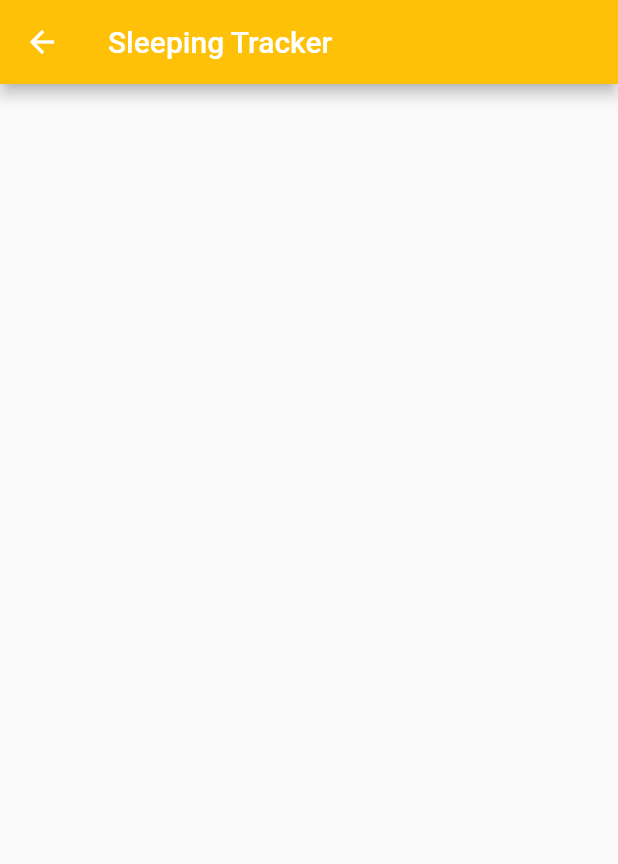
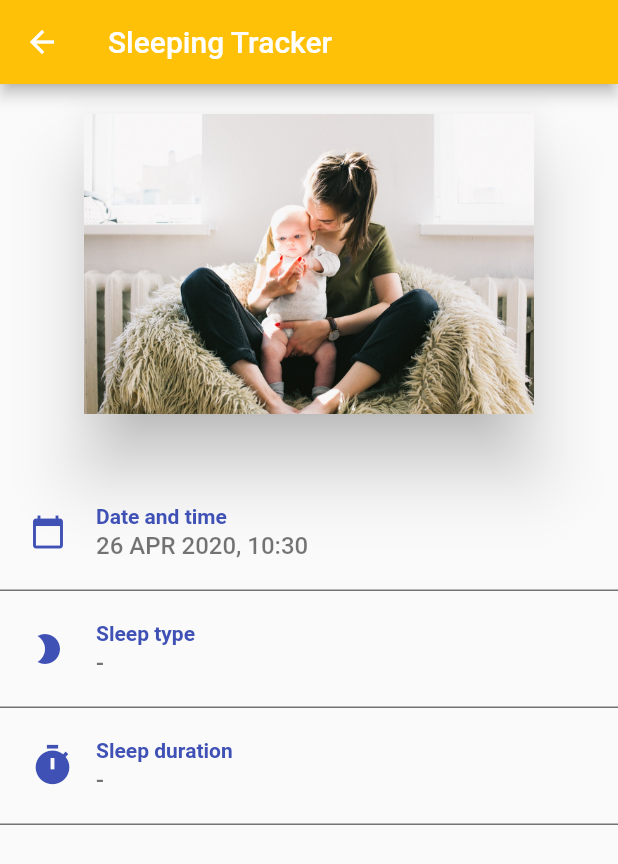
Before and after one commit to lewandowski-jan/SleepTracker, a Flutter app: the screen it shows after launch, after a tap on "Add new sleeping record", on a phone screen of 412 x 824 dp. Shown: the top 864 px of the screen. Run offline on Flutter 3.47's test engine with Material 2 defaults, Android fonts, the phone set to English and light mode, and no system bars; our stand-ins replace numberpicker.

Commit message:
finished layout

```diff
--- a/lib/pages/secondpage.dart
+++ b/lib/pages/secondpage.dart
@@ -10,8 +10,9 @@ class SecondPage extends StatefulWidget {
 
   SecondPage({
     Key key,
-    @required this.now, this.sleepRecords,
-  }) : super(key : key);
+    @required this.now,
+    this.sleepRecords,
+  }) : super(key: key);
 
   createState() {
     return _SecondPageState();
@@ -31,6 +32,141 @@ class _SecondPageState extends State<SecondPage> {
           style: TextStyle(color: Colors.white),
         ),
       ),
+      body: Center(
+        child: Column(
+          children: <Widget>[
+            Container(
+              height: 200.0,
+              margin: const EdgeInsets.only(left: 30.0, right: 30.0, top: 20.0),
+              child: Material(
+                elevation: 20.0,
+                child: Image.asset('assets/womanbaby.jpg'),
+              ),
+            ),
+            Container(
+              margin: const EdgeInsets.only(top: 40.0),
+              decoration: BoxDecoration(
+                border: Border(
+                  bottom: BorderSide(color: Colors.black54),
+                ),
+              ),
+              padding: const EdgeInsets.all(20.0),
+              child: Row(
+                children: <Widget>[
+                  Icon(Icons.calendar_today, color: Colors.indigo),
+                  SizedBox(
+                    width: 20.0,
+                  ),
+                  Column(
+                    crossAxisAlignment: CrossAxisAlignment.start,
+                    children: <Widget>[
+                      Text(
+                        'Date and time',
+                        style: TextStyle(
+                          color: Colors.indigo,
+                          fontWeight: FontWeight.bold,
+                        ),
+                      ),
+                      SizedBox(
+                        height: 2.0,
+                      ),
+                      Text(
+                        '${widget.now.day} ${getMonth(widget.now.month)} ${widget.now.year}, ${widget.now.hour.toString().padLeft(2, '0')}:${widget.now.minute.toString().padLeft(2, '0')}',
+                        style: TextStyle(
+                          color: Colors.black54,
+                          fontWeight: FontWeight.w500,
+                          fontSize: 16.0,
+                        ),
+                      ),
+                    ],
+                  ),
+                ],
+              ),
+            ),
+            Container(
+                decoration: BoxDecoration(
+                border: Border(
+                  bottom: BorderSide(color: Colors.black54),
+                ),
+              ),
+              padding: const EdgeInsets.all(20.0),
+              child: Row(
+                children: <Widget>[
+                  Icon(Icons.brightness_2, color: Colors.indigo),
+                  SizedBox(
+                    width: 20.0,
+                  ),
+                  Column(
+                    crossAxisAlignment: CrossAxisAlignment.start,
+                    children: <Widget>[
+                      Text(
+                        'Sleep type',
+                        style: TextStyle(
+                          color: Colors.indigo,
+                          fontWeight: FontWeight.bold,
+                        ),
+                      ),
+                      SizedBox(
+                        height: 2.0,
+                      ),
+                      Text(
+                        '-',
+                        style: TextStyle(
+                          color: Colors.black54,
+                          fontWeight: FontWeight.w500,
+                          fontSize: 16.0,
+                        ),
+                      ),
+                    ],
+                  ),
+                ],
+              ),
+            ),
+            Container(
+                decoration: BoxDecoration(
+                border: Border(
+                  bottom: BorderSide(color: Colors.black54),
+                ),
+              ),
+              padding: const EdgeInsets.all(20.0),
+              child: Row(
+                children: <Widget>[
+                  Icon(
+                    Icons.timer,
+                    color: Colors.indigo,
+                    size: 30.0),
+                  SizedBox(
+                    width: 14.0,
+                  ),
+                  Column(
+                    crossAxisAlignment: CrossAxisAlignment.start,
+                    children: <Widget>[
+                      Text(
+                        'Sleep duration',
+                        style: TextStyle(
+                          color: Colors.indigo,
+                          fontWeight: FontWeight.bold,
+                        ),
+                      ),
+                      SizedBox(
+                        height: 2.0,
+                      ),
+                      Text(
+                        '-',
+                        style: TextStyle(
+                          color: Colors.black54,
+                          fontWeight: FontWeight.w500,
+                          fontSize: 16.0,
+                        ),
+                      ),
+                    ],
+                  ),
+                ],
+              ),
+            ),
+          ],
+        ),
+      ),
     );
   }
 }
```
